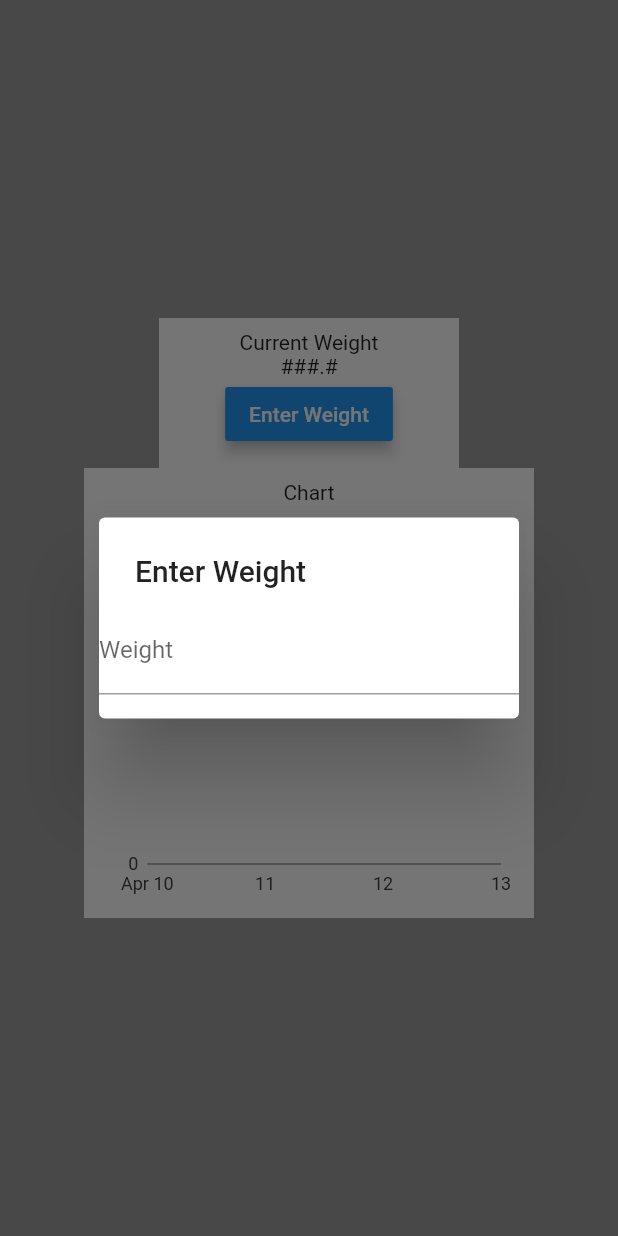
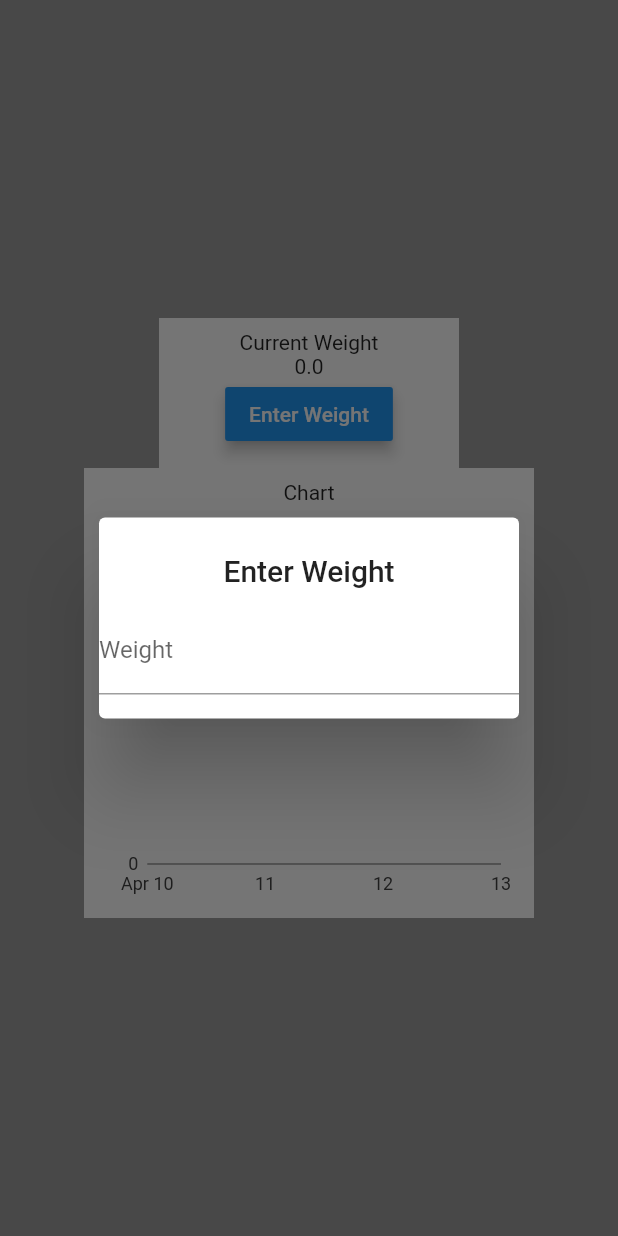
Before and after one commit to Doom1201/BlurBodyBalance, a Flutter app: the screen it shows after launch, after a tap on "Enter Weight", on a phone screen of 412 x 824 dp. Run offline on Flutter 3.47's test engine with Material 2 defaults, Android fonts, the phone set to English and light mode, and no system bars; our stand-ins replace charts_flutter, cloud_firestore, firebase_auth; accounts and stored records are empty.

Commit message:
Attemp to update current weight

```diff
--- a/blurbodybalance/lib/pages/weightTracker.dart
+++ b/blurbodybalance/lib/pages/weightTracker.dart
@@ -10,6 +10,7 @@ class WeightTracker extends StatefulWidget {
 
 class _WeightTrackerState extends State<WeightTracker> {
   List<WeightDataObject> _weightData = new List<WeightDataObject>();
+  double _currentWeight = 0;
 
   @override
   Widget build(BuildContext context) {
@@ -25,14 +26,16 @@ class _WeightTrackerState extends State<WeightTracker> {
                 child: Column(
               children: <Widget>[
                 Text("Current Weight"),
-                Text("###.#"),
+                Text(_currentWeight.toString()),
                 RaisedButton(
                   child: Text("Enter Weight"),
                   elevation: 4.0,
                   color: Colors.blue,
                   textColor: Colors.white,
                   onPressed: () {
-                    inputDialog(context);
+                    inputDialog(context).then((value) {
+                      _currentWeight = value;
+                    });
                   },
                 ),
               ],
@@ -65,12 +68,14 @@ class _WeightTrackerState extends State<WeightTracker> {
         ));
   }
 
-  Future<bool> inputDialog(BuildContext context) {
+  Future<double> inputDialog(BuildContext context) {
     return showDialog(
         context: context,
         builder: (BuildContext context) {
           return new SimpleDialog(
-            title: new Text("Enter Weight"),
+            title: new Center(
+              child: new Text("Enter Weight"),
+            ),
             children: <Widget>[
               Center(
                 child: new TextField(
@@ -78,11 +83,7 @@ class _WeightTrackerState extends State<WeightTracker> {
                   keyboardType: TextInputType.numberWithOptions(
                       signed: false, decimal: true),
                   onChanged: (string) {
-                    if (string.contains(' ') ||
-                        string.contains(',') ||
-                        string.contains('-')) {
-                      string = string.substring(0, string.length - 1);
-                    }
+                    //check for illegal characters
                   },
                   onSubmitted: (string) async {
                     //get user
@@ -93,7 +94,7 @@ class _WeightTrackerState extends State<WeightTracker> {
                     //store weight in database
                     UserDataManagement().addWeightEntry(user, weight);
                     //close dialog
-                    Navigator.of(context).pop();
+                    Navigator.of(context).pop(weight);
                   },
                 ),
               )
```
